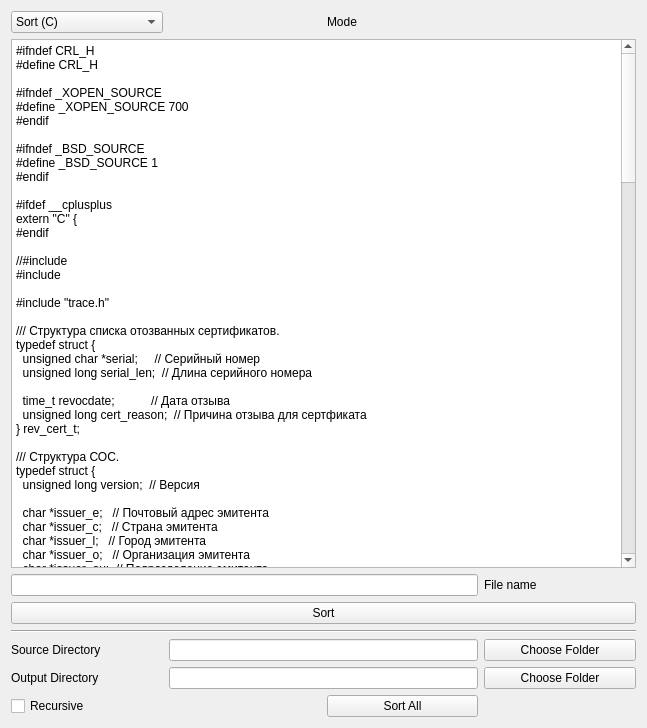
Qt form mainwindow.ui (VoreWind/ClassMethodSorter) before a commit.
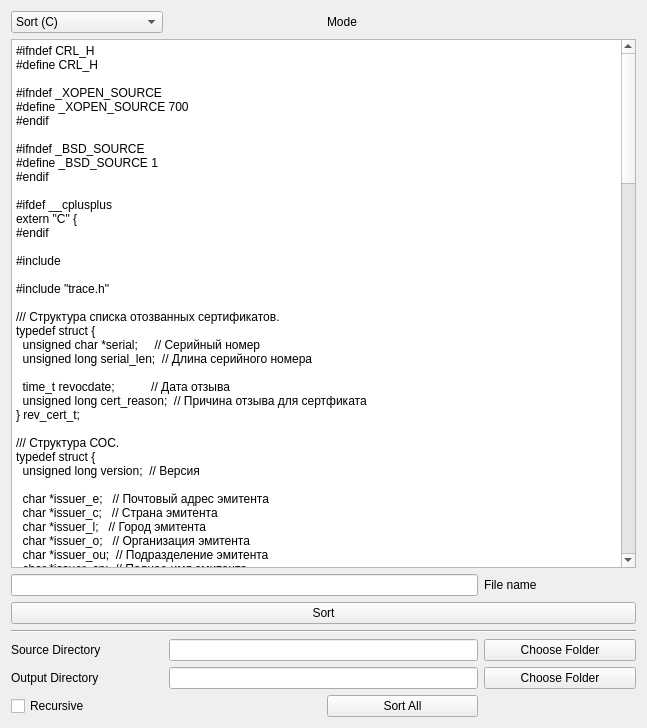
The same form after that commit.

Commit message: Add include extraction to pure C breaker

The edit to the form file:
```diff
--- a/mainwindow.ui
+++ b/mainwindow.ui
@@ -111,7 +111,6 @@
 extern &quot;C&quot; {
 #endif
 
-//#include &lt;def.h&gt;
 #include &lt;time.h&gt;
 
 #include &quot;trace.h&quot;
```
The commit also changes 2 other files.
